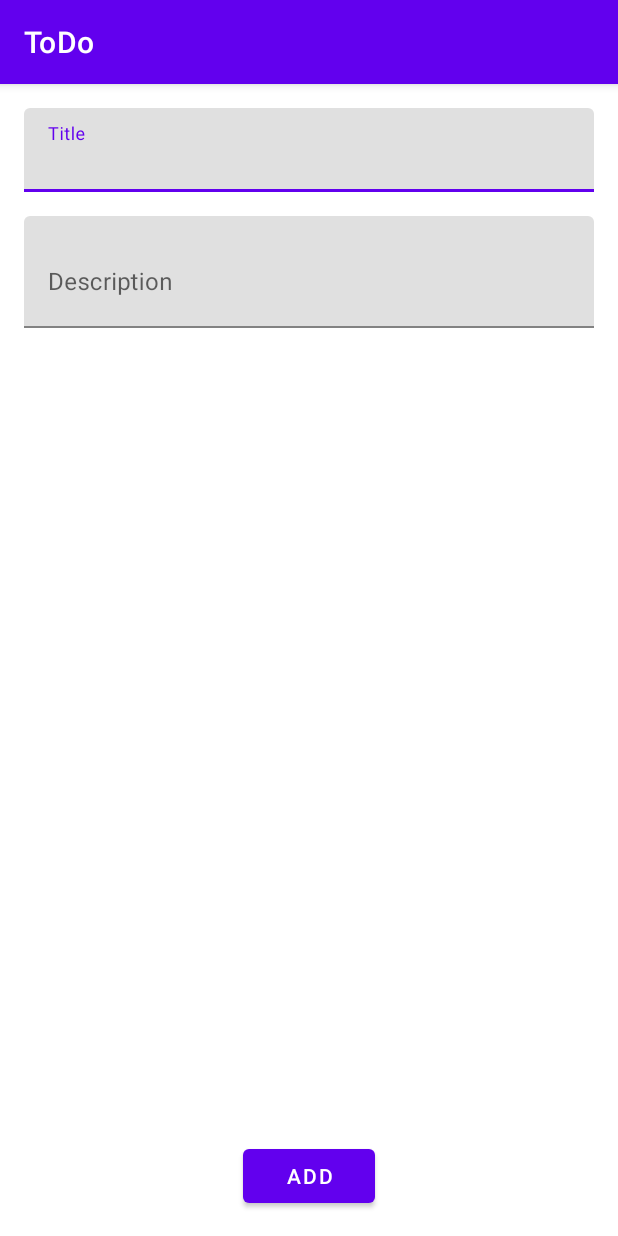
After one commit to aryanarora180/ToDo, an Android app: the AddTodoActivity screen opened directly, with no data from a screen before it, on a phone screen of 412 x 824 dp. The commit adds this screen. Run offline under Robolectric (Android 15) with nearby library versions, the phone set to English and light mode, and no system bars.

Commit message:
Added the UI and adapter for Todos

```diff
--- /dev/null
+++ b/app/src/main/java/com/example/todo/AddTodoActivity.kt
@@ -0,0 +1,11 @@
+package com.example.todo
+
+import androidx.appcompat.app.AppCompatActivity
+import android.os.Bundle
+
+class AddTodoActivity : AppCompatActivity() {
+    override fun onCreate(savedInstanceState: Bundle?) {
+        super.onCreate(savedInstanceState)
+        setContentView(R.layout.activity_add_todo)
+    }
+}
--- /dev/null
+++ b/app/src/main/res/layout/activity_add_todo.xml
@@ -0,0 +1,58 @@
+<?xml version="1.0" encoding="utf-8"?>
+<androidx.constraintlayout.widget.ConstraintLayout xmlns:android="http://schemas.android.com/apk/res/android"
+    xmlns:app="http://schemas.android.com/apk/res-auto"
+    xmlns:tools="http://schemas.android.com/tools"
+    android:layout_width="match_parent"
+    android:layout_height="match_parent"
+    tools:context=".AddTodoActivity">
+
+    <com.google.android.material.textfield.TextInputLayout
+        android:id="@+id/title_input_layout"
+        android:layout_width="match_parent"
+        android:layout_height="wrap_content"
+        android:layout_marginStart="16dp"
+        android:layout_marginTop="16dp"
+        android:layout_marginEnd="16dp"
+        android:hint="Title"
+        app:layout_constraintEnd_toEndOf="parent"
+        app:layout_constraintStart_toStartOf="parent"
+        app:layout_constraintTop_toTopOf="parent">
+
+        <com.google.android.material.textfield.TextInputEditText
+            android:id="@+id/title_input_edit_text"
+            android:layout_width="match_parent"
+            android:layout_height="wrap_content" />
+
+    </com.google.android.material.textfield.TextInputLayout>
+
+    <com.google.android.material.textfield.TextInputLayout
+        android:id="@+id/description_input_layout"
+        android:layout_width="match_parent"
+        android:layout_height="wrap_content"
+        android:layout_marginStart="16dp"
+        android:layout_marginTop="16dp"
+        android:layout_marginEnd="16dp"
+        android:hint="Description"
+        app:layout_constraintEnd_toEndOf="parent"
+        app:layout_constraintStart_toStartOf="parent"
+        app:layout_constraintTop_toBottomOf="@+id/title_input_layout">
+
+        <com.google.android.material.textfield.TextInputEditText
+            android:id="@+id/description_edit_text"
+            android:lines="2"
+            android:layout_width="match_parent"
+            android:layout_height="wrap_content" />
+
+    </com.google.android.material.textfield.TextInputLayout>
+
+    <Button
+        android:id="@+id/add_button"
+        android:layout_width="wrap_content"
+        android:layout_height="wrap_content"
+        android:layout_marginBottom="16dp"
+        android:text="Add"
+        app:layout_constraintBottom_toBottomOf="parent"
+        app:layout_constraintEnd_toEndOf="parent"
+        app:layout_constraintStart_toStartOf="parent" />
+
+</androidx.constraintlayout.widget.ConstraintLayout>
```
Also changed, not shown: app/src/main/AndroidManifest.xml (+4 -3 lines), app/src/main/java/com/example/todo/TodoAdapter.kt (added, +43 -0 lines), app/src/main/res/drawable/outline_add_24.xml (added, +10 -0 lines), app/src/main/res/drawable/outline_delete_24.xml (added, +10 -0 lines), app/src/main/res/layout/activity_main.xml (+19 -12 lines), app/src/main/res/layout/item_row_todo.xml (added, +42 -0 lines).
